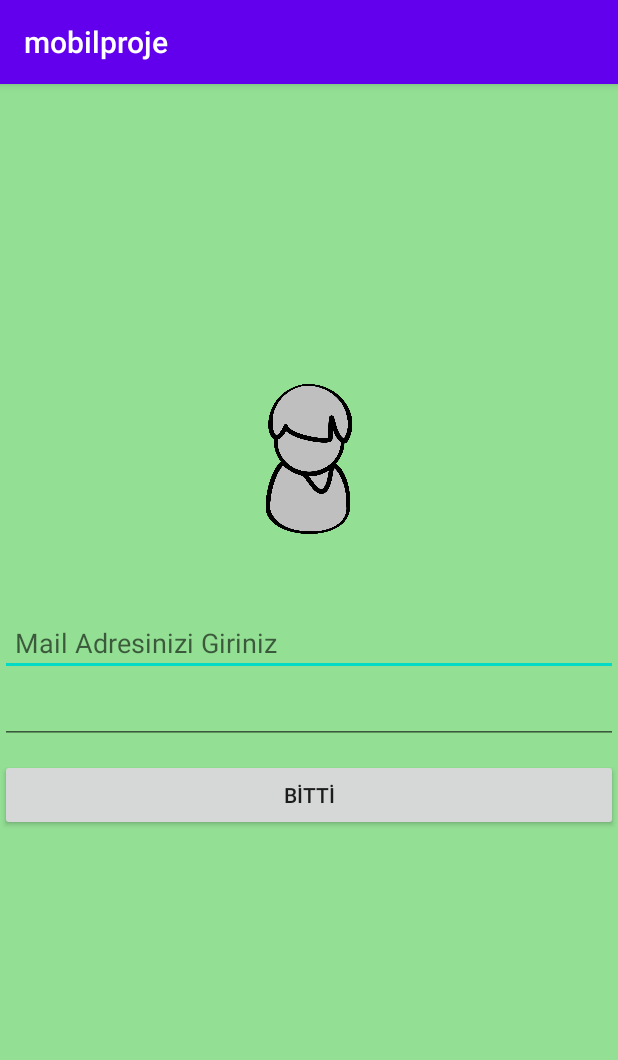
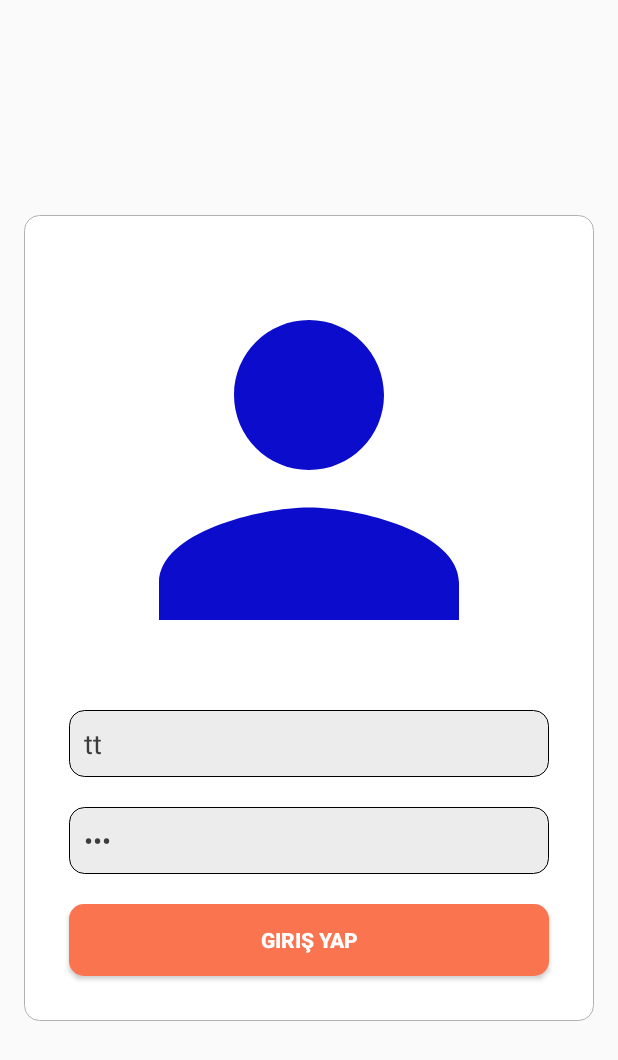
Before and after one commit to berfinson/mobilprogramlama, an Android app: the loginActivity screen opened directly, with no data from a screen before it, on a phone screen of 412 x 824 dp. Shown: the top 1060 px of the screen. Run offline under Robolectric (Android 15) with nearby library versions, the phone set to English and light mode, and no system bars.

Commit message:
UI Implementation

```diff
--- /dev/null
+++ b/mobilproje/app/src/main/res/drawable/bg_button.xml
@@ -0,0 +1,11 @@
+<?xml version="1.0" encoding="utf-8"?>
+<selector xmlns:android="http://schemas.android.com/apk/res/android">
+<item>
+    <shape android:shape="rectangle">
+
+        <solid android:color="#fa744f"/>
+        <corners android:radius="10dp"/>
+
+    </shape>
+</item>
+</selector>
--- /dev/null
+++ b/mobilproje/app/src/main/res/drawable/bg_card.xml
@@ -0,0 +1,11 @@
+<?xml version="1.0" encoding="utf-8"?>
+<selector xmlns:android="http://schemas.android.com/apk/res/android">
+<item>
+    <shape android:shape="rectangle">
+        <stroke android:width="0.1dp" android:color="#B0B2B1"/>
+        <solid android:color="#ffffff"/>
+        <corners android:radius="10dp"/>
+
+    </shape>
+</item>
+</selector>
--- /dev/null
+++ b/mobilproje/app/src/main/res/drawable/bg_edt.xml
@@ -0,0 +1,11 @@
+<?xml version="1.0" encoding="utf-8"?>
+<selector xmlns:android="http://schemas.android.com/apk/res/android">
+<item>
+    <shape android:shape="rectangle">
+        <stroke android:width="0.1dp"/>
+        <solid android:color="#ECECEC"/>
+        <corners android:radius="10dp"/>
+
+    </shape>
+</item>
+</selector>
--- /dev/null
+++ b/mobilproje/app/src/main/res/drawable/icon_user.xml
@@ -0,0 +1,5 @@
+<vector android:height="24dp" android:tint="#0C0DCC"
+    android:viewportHeight="24.0" android:viewportWidth="24.0"
+    android:width="24dp" xmlns:android="http://schemas.android.com/apk/res/android">
+    <path android:fillColor="#FF000000" android:pathData="M12,12c2.21,0 4,-1.79 4,-4s-1.79,-4 -4,-4 -4,1.79 -4,4 1.79,4 4,4zM12,14c-2.67,0 -8,1.34 -8,4v2h16v-2c0,-2.66 -5.33,-4 -8,-4z"/>
+</vector>
--- a/mobilproje/app/src/main/res/layout/login_activity.xml
+++ b/mobilproje/app/src/main/res/layout/login_activity.xml
@@ -1,49 +1,57 @@
 <?xml version="1.0" encoding="utf-8"?>
-<LinearLayout
-    android:background="#93DF94"
-    android:orientation="vertical"
-    xmlns:android="http://schemas.android.com/apk/res/android"
+<LinearLayout xmlns:android="http://schemas.android.com/apk/res/android"
     xmlns:app="http://schemas.android.com/apk/res-auto"
     xmlns:tools="http://schemas.android.com/tools"
     android:layout_width="match_parent"
     android:layout_height="match_parent"
+    android:gravity="center"
+    android:orientation="vertical"
     tools:context=".girisActivity">
+    <ScrollView
+        android:layout_width="match_parent"
+        android:layout_height="wrap_content">
+    <LinearLayout
+        android:layout_width="match_parent"
+        android:layout_height="wrap_content"
+        android:orientation="vertical"
+        style="@style/card">
 
-<ImageView
-    android:layout_marginTop="200dp"
-    android:layout_gravity="center"
-    android:src="@drawable/kisi"
-    android:layout_width="100dp"
-    android:layout_height="100dp" />
+
+
+    <ImageView
+        android:layout_width="match_parent"
+        android:layout_height="300dp"
+        android:layout_gravity="center"
+        android:src="@drawable/icon_user" />
 
     <EditText
-        android:layout_marginTop="50dp"
-        android:padding="10dp"
+
         android:id="@+id/EditTextMail"
+        style="@style/edt"
+        android:text="tt"
         android:layout_width="match_parent"
         android:layout_height="wrap_content"
         android:hint="Mail Adresinizi Giriniz"
-        android:ems="10"
         android:inputType="textEmailAddress" />
+
     <EditText
+        android:id="@+id/EditTextSifre"
+        style="@style/edt"
+        android:hint="Şifre"
+        android:text="123"
         android:layout_width="match_parent"
         android:layout_height="wrap_content"
-        android:id="@+id/EditTextSifre"
-        android:ems="10"
         android:inputType="textPassword" />
-    <LinearLayout
-        android:layout_marginTop="10dp"
-        android:layout_width="match_parent"
-        android:layout_height="wrap_content" >
-
-        <Button
 
 
-            android:id="@+id/BtnGiris"
-            android:layout_width="wrap_content"
-            android:layout_height="wrap_content"
-            android:layout_weight="1"
-            android:onClick="onclickGoToMain"
-            android:text="BİTTİ" />
+    <Button
+        android:id="@+id/BtnGiris"
+        style="@style/btn"
+        android:layout_width="match_parent"
+        android:layout_height="wrap_content"
+        android:onClick="onclickGoToMain"
+        android:text="Giriş Yap" />
     </LinearLayout>
+    </ScrollView>
+
 </LinearLayout>
--- a/mobilproje/app/src/main/res/values/styles.xml
+++ b/mobilproje/app/src/main/res/values/styles.xml
@@ -1,11 +1,32 @@
 <resources>
 
     <!-- Base application theme. -->
-    <style name="AppTheme" parent="Theme.AppCompat.Light.DarkActionBar">
+    <style name="AppTheme" parent="Theme.AppCompat.Light.NoActionBar">
         <!-- Customize your theme here. -->
         <item name="colorPrimary">@color/colorPrimary</item>
         <item name="colorPrimaryDark">@color/colorPrimaryDark</item>
         <item name="colorAccent">@color/colorAccent</item>
     </style>
 
+    <style name="btn">
+        <item name="android:textColor">#ffffff</item>
+        <item name="android:textStyle">bold</item>
+        <item name="android:layout_margin">10dp</item>
+        <item name="android:background">@drawable/bg_button</item>
+    </style>
+
+    <style name="edt">
+        <item name="android:textColor">#3B3C3C</item>
+        <item name="android:padding">10dp</item>
+        <item name="android:layout_margin">10dp</item>
+        <item name="android:background">@drawable/bg_edt</item>
+    </style>
+
+    <style name="card">
+
+        <item name="android:padding">20dp</item>
+        <item name="android:layout_margin">16dp</item>
+        <item name="android:background">@drawable/bg_card</item>
+    </style>
+
 </resources>
```
Also changed, not shown: mobilproje/app/src/main/res/layout/activity_anamenu.xml (+30 -32 lines), mobilproje/app/src/main/res/layout/activity_giris.xml (+16 -26 lines).
